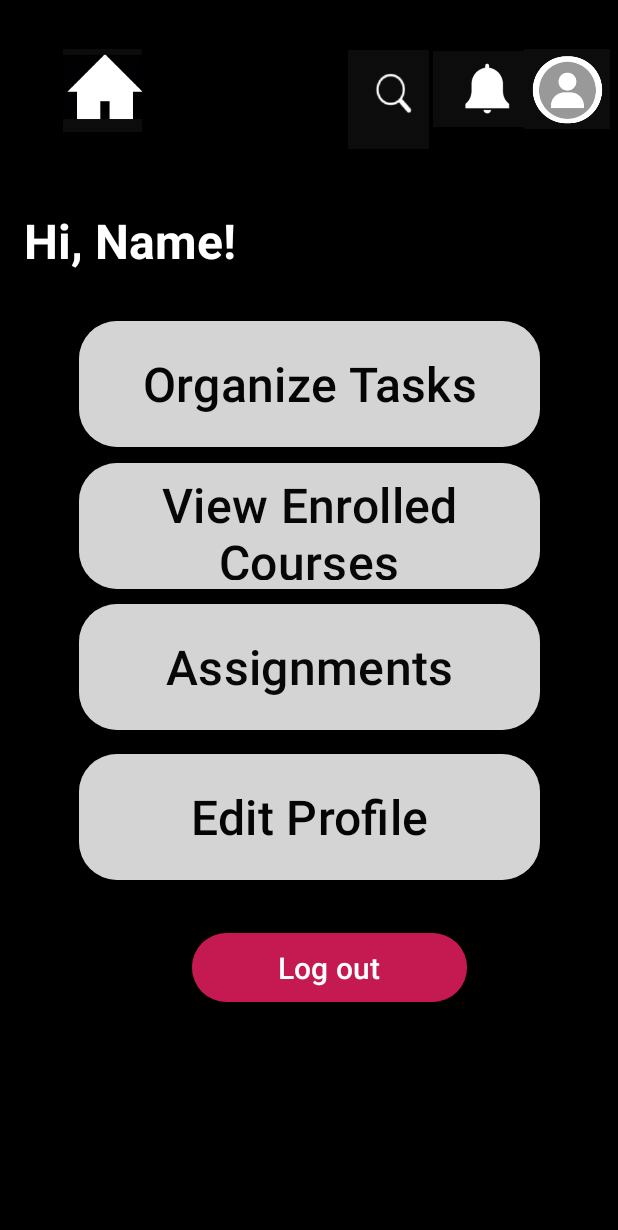
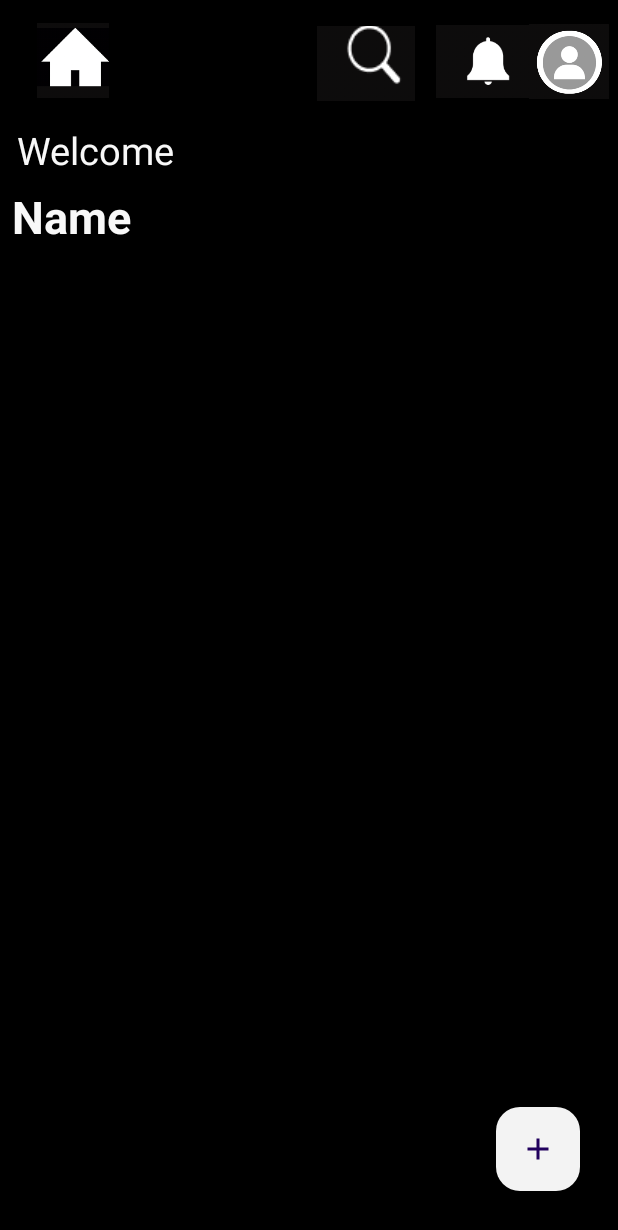
Before and after one commit to Baralsurekha/Task-management, an Android app: the Homepage screen opened directly, with no data from a screen before it, on a phone screen of 412 x 824 dp. Shown: the top 1230 px of the screen. Run offline under Robolectric (Android 15) with nearby library versions, the phone set to English and light mode, and no system bars.

Commit message:
New home page

```diff
--- /dev/null
+++ b/app/src/main/res/drawable/add.xml
@@ -0,0 +1,5 @@
+<vector xmlns:android="http://schemas.android.com/apk/res/android" android:height="24dp" android:tint="#000000" android:viewportHeight="24" android:viewportWidth="24" android:width="24dp">
+
+    <path android:fillColor="@android:color/white" android:pathData="M19,13h-6v6h-2v-6H5v-2h6V5h2v6h6v2z"/>
+
+</vector>
--- a/app/src/main/res/layout/activity_create_task.xml
+++ b/app/src/main/res/layout/activity_create_task.xml
@@ -177,17 +177,4 @@
         app:layout_constraintStart_toStartOf="parent"
         app:layout_constraintTop_toTopOf="@+id/guideline27" />
 
-    <AutoCompleteTextView
-        android:id="@+id/selectunit2"
-        android:layout_width="217dp"
-        android:layout_height="32dp"
-        android:background="#F8FFFFFF"
-        android:text="Select Unit"
-        android:textColor="#090909"
-        android:textStyle="bold"
-        app:layout_constraintEnd_toEndOf="parent"
-        app:layout_constraintHorizontal_bias="0.412"
-        app:layout_constraintStart_toStartOf="parent"
-        app:layout_constraintTop_toBottomOf="@+id/textView8" />
-
 </androidx.constraintlayout.widget.ConstraintLayout>
--- a/app/src/main/res/layout/activity_homepage.xml
+++ b/app/src/main/res/layout/activity_homepage.xml
@@ -10,12 +10,14 @@
 
     <ImageView
         android:id="@+id/imageView4"
-        android:layout_width="83dp"
-        android:layout_height="55dp"
+        android:layout_width="65dp"
+        android:layout_height="50dp"
         app:layout_constraintBottom_toTopOf="@+id/guideline12"
         app:layout_constraintEnd_toStartOf="@+id/guideline19"
+        app:layout_constraintHorizontal_bias="0.225"
         app:layout_constraintStart_toStartOf="parent"
         app:layout_constraintTop_toTopOf="parent"
+        app:layout_constraintVertical_bias="0.478"
         app:srcCompat="@drawable/home" />
 
     <androidx.constraintlayout.widget.Guideline
@@ -23,7 +25,7 @@
         android:layout_width="wrap_content"
         android:layout_height="wrap_content"
         android:orientation="horizontal"
-        app:layout_constraintGuide_begin="121dp" />
+        app:layout_constraintGuide_percent="0.1" />
 
     <androidx.constraintlayout.widget.Guideline
         android:id="@+id/guideline19"
@@ -33,44 +35,16 @@
         app:layout_constraintGuide_begin="136dp" />
 
     <androidx.constraintlayout.widget.Guideline
-        android:id="@+id/guideline20"
-        android:layout_width="wrap_content"
-        android:layout_height="wrap_content"
-        android:orientation="horizontal"
-        app:layout_constraintGuide_begin="206dp" />
-
-    <androidx.constraintlayout.widget.Guideline
-        android:id="@+id/guideline21"
-        android:layout_width="wrap_content"
-        android:layout_height="wrap_content"
-        android:orientation="horizontal"
-        app:layout_constraintGuide_begin="495dp" />
-
-    <androidx.constraintlayout.widget.Guideline
-        android:id="@+id/guideline22"
-        android:layout_width="wrap_content"
-        android:layout_height="wrap_content"
-        android:orientation="horizontal"
-        app:layout_constraintGuide_begin="395dp" />
-
-    <androidx.constraintlayout.widget.Guideline
-        android:id="@+id/guideline23"
-        android:layout_width="wrap_content"
-        android:layout_height="wrap_content"
-        android:orientation="horizontal"
-        app:layout_constraintGuide_begin="306dp" />
-
-    <androidx.constraintlayout.widget.Guideline
         android:id="@+id/guideline24"
         android:layout_width="wrap_content"
         android:layout_height="wrap_content"
         android:orientation="horizontal"
-        app:layout_constraintGuide_begin="595dp" />
+        app:layout_constraintGuide_end="100dp" />
 
     <ImageView
         android:id="@+id/homeNotification"
-        android:layout_width="68dp"
-        android:layout_height="53dp"
+        android:layout_width="65dp"
+        android:layout_height="50dp"
         app:layout_constraintBottom_toTopOf="@+id/guideline12"
         app:layout_constraintEnd_toEndOf="parent"
         app:layout_constraintHorizontal_bias="0.734"
@@ -81,110 +55,65 @@
 
     <ImageView
         android:id="@+id/homeUser"
-        android:layout_width="68dp"
-        android:layout_height="53dp"
+        android:layout_width="65dp"
+        android:layout_height="50dp"
         app:layout_constraintBottom_toTopOf="@+id/guideline12"
         app:layout_constraintEnd_toEndOf="parent"
-        app:layout_constraintHorizontal_bias="1.0"
-        app:layout_constraintStart_toEndOf="@+id/homeNotification"
         app:layout_constraintTop_toTopOf="parent"
         app:layout_constraintVertical_bias="0.485"
         app:srcCompat="@drawable/user" />
 
-    <ImageView
-        android:id="@+id/homeSearch"
-        android:layout_width="54dp"
-        android:layout_height="67dp"
-        android:layout_marginStart="96dp"
+    <TextView
+        android:id="@+id/textView14"
+        android:layout_width="114dp"
+        android:layout_height="41dp"
+        android:text="Welcome"
+        android:textColor="#F8FFFFFF"
+        android:textSize="25sp"
+        app:layout_constraintEnd_toStartOf="@+id/guideline19"
+        app:layout_constraintStart_toStartOf="parent"
+        app:layout_constraintTop_toTopOf="@+id/guideline12" />
+
+    <TextView
+        android:id="@+id/name"
+        android:layout_width="120dp"
+        android:layout_height="41dp"
+        android:text="Name"
+        android:textColor="#F8FFFFFF"
+        android:textSize="30sp"
+        android:textStyle="bold"
+        app:layout_constraintEnd_toStartOf="@+id/guideline19"
+        app:layout_constraintStart_toStartOf="parent"
+        app:layout_constraintTop_toBottomOf="@+id/textView14" />
+
+    <SearchView
+        android:layout_width="65dp"
+        android:layout_height="50dp"
+        android:layout_marginEnd="14dp"
+        android:queryHint="Enter Task Name"
+        android:searchIcon="@drawable/search"
         app:layout_constraintBottom_toTopOf="@+id/guideline12"
+        app:layout_constraintEnd_toStartOf="@+id/homeNotification"
+        app:layout_constraintHorizontal_bias="1.0"
         app:layout_constraintStart_toStartOf="@+id/guideline19"
         app:layout_constraintTop_toTopOf="parent"
-        app:layout_constraintVertical_bias="0.611"
-        app:srcCompat="@drawable/search" />
+        app:layout_constraintVertical_bias="0.521" />
 
-    <TextView
-        android:id="@+id/viewName"
-        android:layout_width="251dp"
-        android:layout_height="54dp"
-        android:text="Hi, Name!"
-        android:textColor="@color/white"
-        android:textSize="32sp"
-        android:textStyle="bold"
-        app:layout_constraintBottom_toTopOf="@+id/guideline20"
-        app:layout_constraintEnd_toEndOf="parent"
-        app:layout_constraintHorizontal_bias="0.1"
-        app:layout_constraintStart_toStartOf="parent"
-        app:layout_constraintTop_toTopOf="@+id/guideline12"
-        app:layout_constraintVertical_bias="0.58" />
-
-    <Button
-        android:id="@+id/task"
-        android:layout_width="307dp"
-        android:layout_height="92dp"
-        android:text="Organize Tasks"
-        android:backgroundTint="#97FFFFFF"
-        android:textColor="#050505"
-        android:textSize="32sp"
-        app:cornerRadius="25dp"
-        app:layout_constraintBottom_toTopOf="@+id/guideline23"
-        app:layout_constraintEnd_toEndOf="parent"
-        app:layout_constraintStart_toStartOf="parent"
-        app:layout_constraintTop_toTopOf="@+id/guideline20" />
-
-    <Button
-        android:id="@+id/viewcourse"
-        android:layout_width="307dp"
-        android:layout_height="92dp"
-        android:text="View Enrolled Courses"
-        android:backgroundTint="#97FFFFFF"
-        android:textColor="#070707"
-        android:textSize="32sp"
-        app:cornerRadius="25dp"
-        app:layout_constraintBottom_toTopOf="@+id/guideline22"
-        app:layout_constraintEnd_toEndOf="parent"
-        app:layout_constraintStart_toStartOf="parent"
-        app:layout_constraintTop_toTopOf="@+id/guideline23" />
-
-    <Button
-        android:id="@+id/assignment"
-        android:layout_width="307dp"
-        android:layout_height="92dp"
-        android:text="Assignments"
-        android:backgroundTint="#97FFFFFF"
-        android:textColor="#090808"
-        android:textSize="32sp"
-        app:cornerRadius="25dp"
-        app:layout_constraintBottom_toTopOf="@+id/guideline21"
-        app:layout_constraintEnd_toEndOf="parent"
-        app:layout_constraintStart_toStartOf="parent"
-        app:layout_constraintTop_toTopOf="@+id/guideline22" />
-
-    <Button
-        android:id="@+id/editprofile"
-        android:layout_width="307dp"
-        android:layout_height="92dp"
-        android:backgroundTint="#97FFFFFF"
-        android:text="Edit Profile"
-        android:textColor="#050505"
-        android:textSize="32sp"
-        app:cornerRadius="25dp"
-        app:layout_constraintBottom_toTopOf="@+id/guideline24"
-        app:layout_constraintEnd_toEndOf="parent"
-        app:layout_constraintStart_toStartOf="parent"
-        app:layout_constraintTop_toTopOf="@+id/guideline21" />
-
-    <Button
-        android:id="@+id/logout"
-        android:layout_width="183dp"
-        android:layout_height="54dp"
-        android:backgroundTint="#9AE91E63"
-        android:text="Log out"
-        android:textSize="20sp"
+    <com.google.android.material.floatingactionbutton.FloatingActionButton
+        android:id="@+id/floatingAction"
+        android:layout_width="wrap_content"
+        android:layout_height="wrap_content"
+        android:clickable="true"
+        android:contentDescription="add_new_task"
+        app:backgroundTint="#F3FFFFFF"
+        app:cornerRadius="12dp"
         app:layout_constraintBottom_toBottomOf="parent"
         app:layout_constraintEnd_toEndOf="parent"
-        app:layout_constraintHorizontal_bias="0.561"
-        app:layout_constraintStart_toStartOf="parent"
+        app:layout_constraintHorizontal_bias="0.885"
+        app:layout_constraintStart_toStartOf="@+id/guideline19"
         app:layout_constraintTop_toTopOf="@+id/guideline24"
-        app:layout_constraintVertical_bias="0.134" />
+        app:layout_constraintVertical_bias="0.325"
+        app:srcCompat="@drawable/add" />
+
 
 </androidx.constraintlayout.widget.ConstraintLayout>
```
